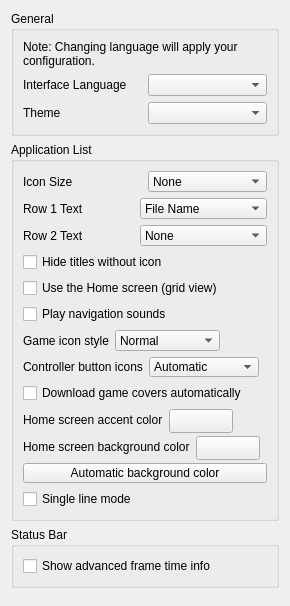
The window that src/citra_qt/configuration/configure_ui.ui (JGMirand4/azahar-mac-ui) describes before a commit, drawn with Qt 5.
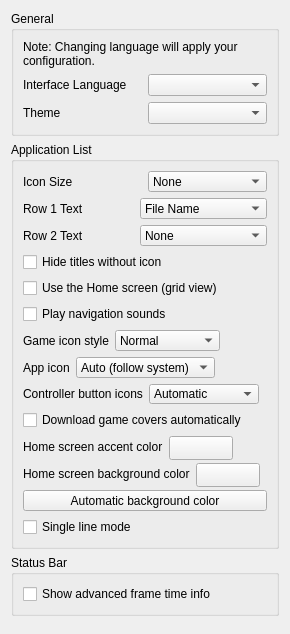
The same window after the commit.

Commit message:
Renomeia o app para Hanami (visivel e interno, com migracao da pasta de dados) e adiciona icone claro com opcao Auto/Escuro/Claro
Claude-Session: https://claude.ai/code/session_01LLLo2ht4xfQMabiq1ZFCk4

Patch:
```diff
--- a/src/citra_qt/configuration/configure_ui.ui
+++ b/src/citra_qt/configuration/configure_ui.ui
@@ -244,6 +244,49 @@
           </item>
          </layout>
         </item>
+        <item>
+         <layout class="QHBoxLayout" name="app_icon_layout">
+          <item>
+           <widget class="QLabel" name="app_icon_label">
+            <property name="text">
+             <string>App icon</string>
+            </property>
+           </widget>
+          </item>
+          <item>
+           <widget class="QComboBox" name="app_icon_combobox">
+            <item>
+             <property name="text">
+              <string>Auto (follow system)</string>
+             </property>
+            </item>
+            <item>
+             <property name="text">
+              <string>Dark</string>
+             </property>
+            </item>
+            <item>
+             <property name="text">
+              <string>Light</string>
+             </property>
+            </item>
+           </widget>
+          </item>
+          <item>
+           <spacer name="app_icon_spacer">
+            <property name="orientation">
+             <enum>Qt::Horizontal</enum>
+            </property>
+            <property name="sizeHint" stdset="0">
+             <size>
+              <width>40</width>
+              <height>20</height>
+             </size>
+            </property>
+           </spacer>
+          </item>
+         </layout>
+        </item>
         <item>
          <layout class="QHBoxLayout" name="pad_style_layout">
           <item>
```
The commit also changes 38 other files.
